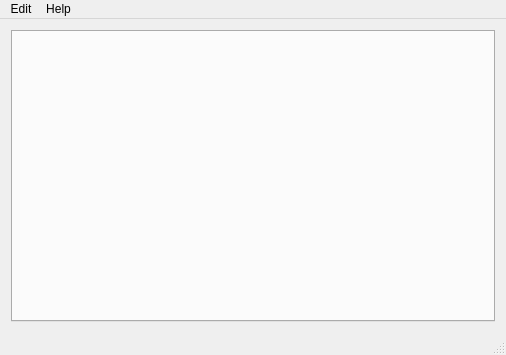
Above: qdevicemonitor/MainWindow.ui from alopatindev/qdevicemonitor before the change. Below: the same form after it.
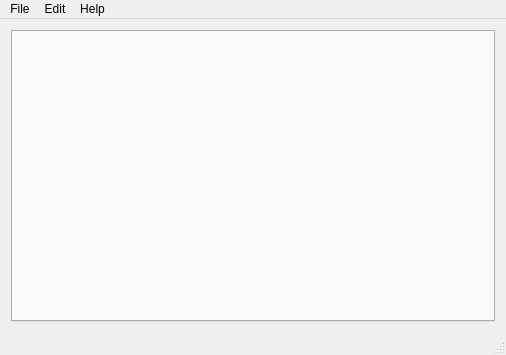
That is the form after the change.

Commit message: started implementing log files support windows: compilation fix

```diff
--- a/qdevicemonitor/MainWindow.ui
+++ b/qdevicemonitor/MainWindow.ui
@@ -34,7 +34,7 @@
      <x>0</x>
      <y>0</y>
      <width>506</width>
-     <height>29</height>
+     <height>19</height>
     </rect>
    </property>
    <widget class="QMenu" name="menuEdit">
@@ -50,6 +50,13 @@
     <addaction name="actionAboutQt"/>
     <addaction name="actionAbout"/>
    </widget>
+   <widget class="QMenu" name="menuFile">
+    <property name="title">
+     <string>File</string>
+    </property>
+    <addaction name="actionOpen"/>
+   </widget>
+   <addaction name="menuFile"/>
    <addaction name="menuEdit"/>
    <addaction name="menuHelp"/>
   </widget>
```
Left out of the diff: 5 changed lines with no effect on the pictures. The commit also changes 2 other files.
